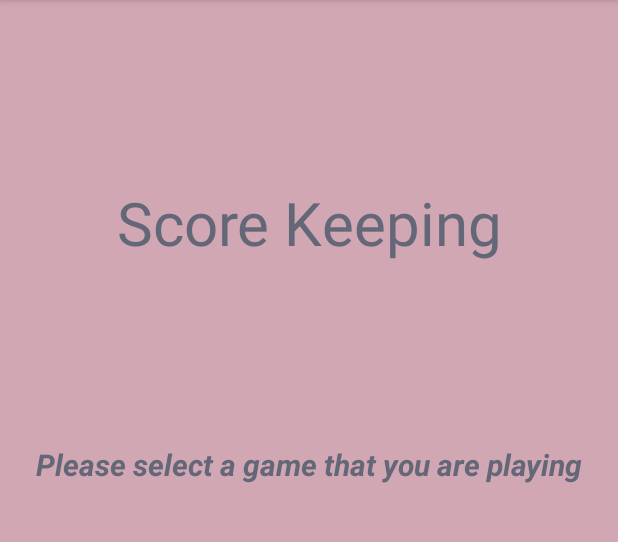
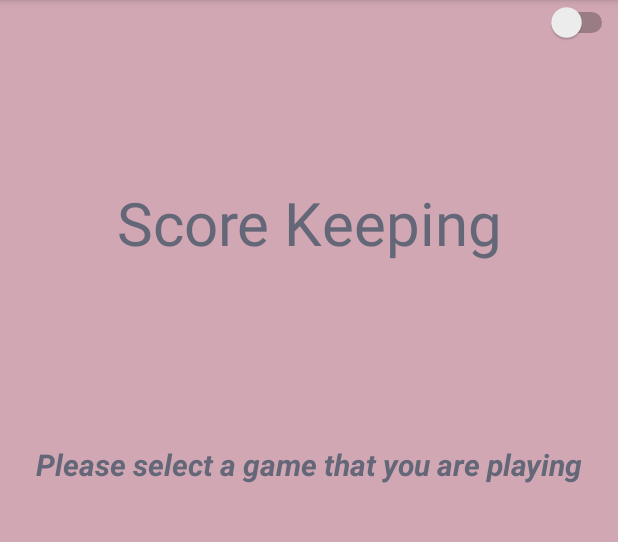
Before and after one commit to myCambrianGoonja/lab_4.1And5ScoringGameApp, an Android app: the screen it shows after launch (MainActivity), on a phone screen of 412 x 824 dp, the part 84-626 px from its top. Run offline under Robolectric (Android 15) with nearby library versions, the phone set to English and light mode, and no system bars.

Commit message:
Added comments etc and completed the dark and light mode for the app

```diff
--- a/app/src/main/AndroidManifest.xml
+++ b/app/src/main/AndroidManifest.xml
@@ -2,6 +2,7 @@
 <manifest xmlns:android="http://schemas.android.com/apk/res/android"
     xmlns:tools="http://schemas.android.com/tools">
 
+<!--    Added custom themes in both activity pages -->
     <application
         android:allowBackup="true"
         android:dataExtractionRules="@xml/data_extraction_rules"
--- a/app/src/main/java/com/example/scorekeeper/ActualScoringActivity.kt
+++ b/app/src/main/java/com/example/scorekeeper/ActualScoringActivity.kt
@@ -5,8 +5,10 @@ import android.util.Log
 import android.view.View
 import android.widget.AdapterView
 import android.widget.ArrayAdapter
+import android.widget.Switch
 import android.widget.TextView
 import androidx.appcompat.app.AppCompatActivity
+import androidx.appcompat.app.AppCompatDelegate
 import com.example.scorekeeper.databinding.ActivityActualScoringBinding
 import com.google.android.material.floatingactionbutton.FloatingActionButton
 
--- a/app/src/main/java/com/example/scorekeeper/MainActivity.kt
+++ b/app/src/main/java/com/example/scorekeeper/MainActivity.kt
@@ -1,18 +1,19 @@
 package com.example.scorekeeper
 
 import android.content.Intent
-
+import android.os.Bundle
 import androidx.appcompat.app.AppCompatActivity
-import android.os.Bundle
 import android.widget.Button
+import androidx.appcompat.app.AppCompatDelegate
 import com.example.scorekeeper.databinding.ActivityMainBinding
 
 /*
-This is the page from where user can choose which sports he/she wants the score board for
- */
+This is the page from where the user can choose which sports he/she wants the score board for
+*/
 class MainActivity : AppCompatActivity() {
-    //This object connects to the layout activity_main.xml
-    private lateinit var viewBinding : ActivityMainBinding
+    // This object connects to the layout activity_main.xml
+    private lateinit var viewBinding: ActivityMainBinding
+
     override fun onCreate(savedInstanceState: Bundle?) {
         super.onCreate(savedInstanceState)
         viewBinding = ActivityMainBinding.inflate(layoutInflater)
@@ -28,17 +29,30 @@ class MainActivity : AppCompatActivity() {
             callActualScoring(GAMESCORES.BADMINTON)
         }
 
-        viewBinding.gameCricket.setOnClickListener{
+        viewBinding.gameCricket.setOnClickListener {
             callActualScoring(GAMESCORES.CRICKET)
         }
 
-        viewBinding.gameFootball.setOnClickListener{
+        viewBinding.gameFootball.setOnClickListener {
             callActualScoring(GAMESCORES.FOOTBALL)
+        }
+
+        // Set an OnCheckedChangeListener on the Switch to handle night mode
+        viewBinding.isDarkMode.setOnCheckedChangeListener { _, isChecked ->
+            if (isChecked) {
+                // Activate night mode
+                AppCompatDelegate.setDefaultNightMode(AppCompatDelegate.MODE_NIGHT_YES)
+            } else {
+                // Activate day mode
+                AppCompatDelegate.setDefaultNightMode(AppCompatDelegate.MODE_NIGHT_NO)
+            }
+            // Recreate the activity to apply the theme changes
+//            recreate()
         }
     }
 
     /*
-    * This method is used to call the second page of this applicaiton
+    * This method is used to call the second page of this application
     * We pass the value of the game selected in putExtra method
     * */
     private fun callActualScoring(game: GAMESCORES) {
@@ -46,6 +60,5 @@ class MainActivity : AppCompatActivity() {
             it.putExtra("GAME_NAME", game.name)
             startActivity(it)
         }
-
     }
 }
--- a/app/src/main/res/layout/activity_actual_scoring.xml
+++ b/app/src/main/res/layout/activity_actual_scoring.xml
@@ -15,6 +15,7 @@
         app:layout_constraintStart_toStartOf="parent"
         app:layout_constraintTop_toTopOf="parent" />
 
+
     <androidx.gridlayout.widget.GridLayout
         android:id="@+id/gridLayout2"
         android:layout_width="wrap_content"
@@ -29,7 +30,8 @@
             android:layout_width="wrap_content"
             android:layout_height="wrap_content"
             android:fontFamily="sans-serif-black"
-            android:text="@string/type_of_counting_text" />
+            android:text="@string/type_of_counting_text"
+            />
 
         <Spinner
             android:id="@+id/type_of_counting"
--- a/app/src/main/res/layout/activity_main.xml
+++ b/app/src/main/res/layout/activity_main.xml
@@ -4,8 +4,14 @@
     xmlns:tools="http://schemas.android.com/tools"
     android:layout_width="match_parent"
     android:layout_height="match_parent"
-    tools:context=".MainActivity"
-    android:background="@color/colorPinkLavender">
+    tools:context=".MainActivity">
+
+    <Switch
+        android:id="@+id/isDarkMode"
+        android:layout_width="70dp"
+        android:layout_height="30dp"
+        app:layout_constraintEnd_toEndOf="parent"
+        app:layout_constraintTop_toTopOf="parent" />
 
     <TextView
         android:id="@+id/app_title"
--- a/app/src/main/res/values-night/themes.xml
+++ b/app/src/main/res/values-night/themes.xml
@@ -1,7 +1,20 @@
 <resources xmlns:tools="http://schemas.android.com/tools">
     <!-- Base application theme. -->
-    <style name="Base.Theme.ScoreKeeper" parent="Theme.Material3.DayNight.NoActionBar">
+    <style name="customTheme" parent="Theme.MaterialComponents.DayNight.DarkActionBar.Bridge">
         <!-- Customize your dark theme here. -->
+
+        <!-- Uncomment and set the primary color for the dark theme -->
         <!-- <item name="colorPrimary">@color/my_dark_primary</item> -->
+
+        <!-- Set the window background color to black for the dark theme -->
+        <item name="android:windowBackground">@color/black</item>
+    </style>
+
+    <!-- Style for the custom floating action button -->
+    <style name="customFloatingButton" parent="Widget.Material3.FloatingActionButton.Primary">
+        <!-- Set the background color for the floating action button -->
+        <item name="background">@color/colorAccent</item>
+        <!-- Set the icon color for the floating action button -->
+        <item name="color"> @color/white </item>
     </style>
 </resources>
--- a/app/src/main/res/values/colors.xml
+++ b/app/src/main/res/values/colors.xml
@@ -1,7 +1,7 @@
 <?xml version="1.0" encoding="utf-8"?>
 <resources>
-<!--    <color name="black">#FF000000</color>-->
-<!--    <color name="white">#FFFFFFFF</color>-->
+    <color name="black">#FF000000</color>
+    <color name="white">#FFFFFFFF</color>
 <!--    <color name="denim">#135EB6</color>-->
 <!--    <color name="danube">#5C92D1</color>-->
     <color name="shuttle_gray">#646778</color>
--- a/app/src/main/res/values/themes.xml
+++ b/app/src/main/res/values/themes.xml
@@ -2,14 +2,27 @@
     <!-- Base application theme. -->
     <style name="customTheme" parent="Theme.MaterialComponents.Light.DarkActionBar.Bridge">
         <!-- Customize your light theme here. -->
+
+        <!-- Set the background color of the window to colorPinkLavender -->
+        <item name="android:windowBackground">@color/colorPinkLavender</item>
+
+        <!-- Set the primary color to colorPrimary -->
         <item name="colorPrimary">@color/colorPrimary</item>
+
+        <!-- Set the color of the status bar (action bar) to colorPrimaryDark -->
         <item name="colorPrimaryDark">@color/colorPrimaryDark</item>
+
+        <!-- Set the accent color to colorAccent -->
         <item name="colorAccent">@color/colorAccent</item>
+
+        <!-- Set the default text color to shuttle_gray -->
+        <item name="android:textColor">@color/shuttle_gray</item>
     </style>
 
+    <!-- Style for custom TextButton -->
     <style name="CustomButton.TextButton" parent="Widget.MaterialComponents.Button.TextButton">
         <!-- Customize the attributes as per your preference -->
-        <!-- For example, you can set custom background, text color, etc. -->
+        <!-- For example, you can set a custom transparent background and text color shuttle_gray -->
         <item name="android:backgroundTint">@android:color/transparent</item>
         <item name="android:textColor">@color/shuttle_gray</item>
         <item name="android:textAlignment">center</item>
@@ -17,7 +30,14 @@
         <!-- Add more custom attributes here if needed -->
     </style>
 
+    <!-- Style for custom floating action button -->
+    <style name="customFloatingButton" parent="Widget.Material3.FloatingActionButton.Primary">
+        <!-- Set the background color to white -->
+        <item name="background">@color/white</item>
+        <!-- Set the icon color to shuttle_gray -->
+        <item name="color"> @color/shuttle_gray </item>
+    </style>
 
-
-    <style name="Theme.ScoreKeeper" parent="Base.Theme.ScoreKeeper" />
+    <!-- Use the customTheme as the parent for the application theme -->
+    <style name="Theme.ScoreKeeper" parent="customTheme" />
 </resources>
```
